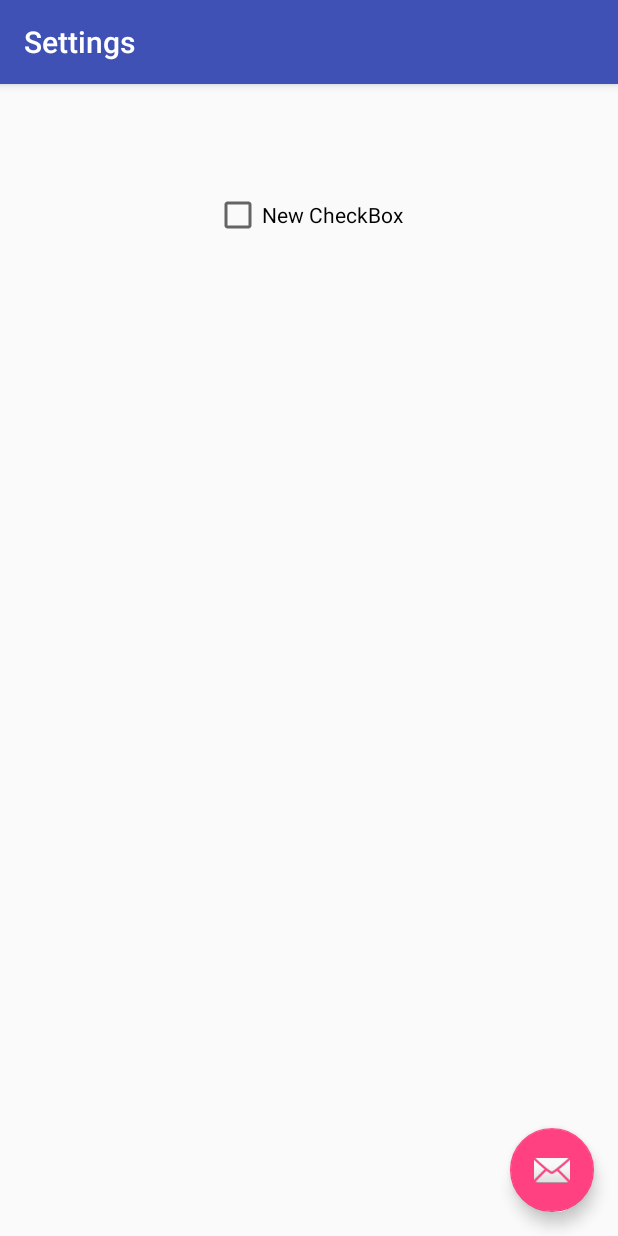
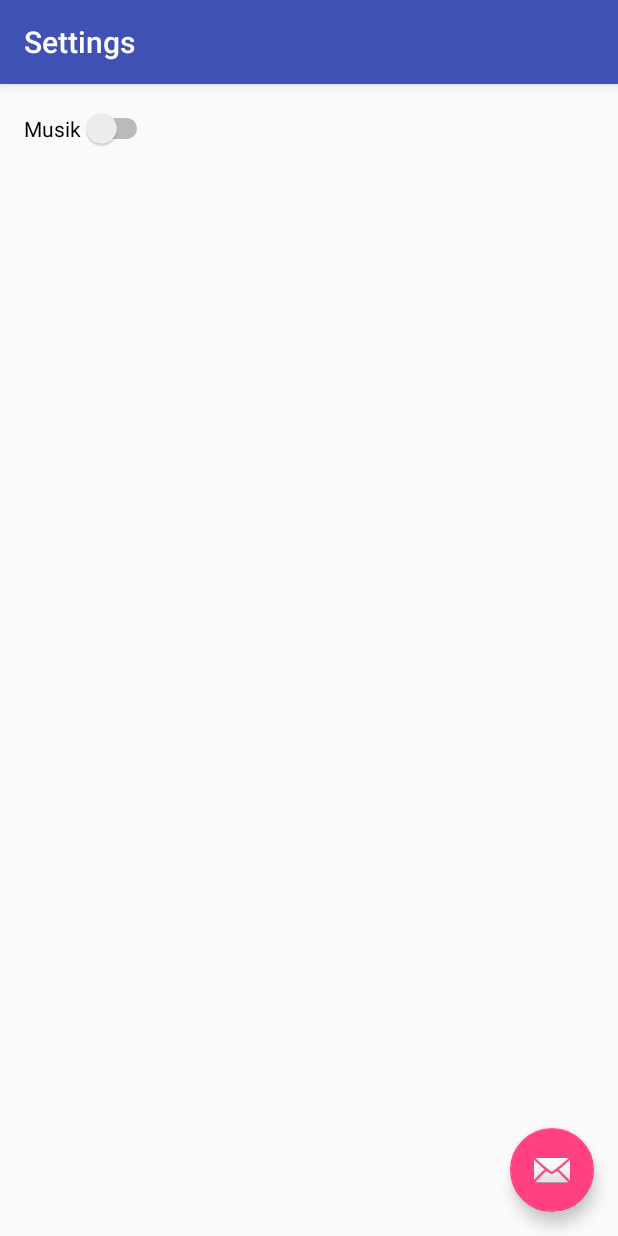
Before and after one commit to dodlaz/Mimic, an Android app: the screen it shows after launch (SettingsActivity), after a tap on "SETTINGS", on a phone screen of 412 x 824 dp. Run offline under Robolectric (Android 15) with nearby library versions, the phone set to English and light mode, and no system bars.

Commit message:
Settings v0.1

```diff
--- a/app/src/main/java/com/example/dodlaz/mimic/MainActivity.java
+++ b/app/src/main/java/com/example/dodlaz/mimic/MainActivity.java
@@ -8,6 +8,7 @@ import android.support.v7.app.AppCompatActivity;
 import android.os.Bundle;
 import android.view.View;
 import android.widget.Button;
+import android.widget.Switch;
 import android.widget.TextView;
 
 import org.w3c.dom.Text;
@@ -31,7 +32,7 @@ public class MainActivity extends AppCompatActivity {
             startActivity(new Intent(getApplicationContext(), SettingsActivity.class));
 
             SharedPreferences sp = PreferenceManager.getDefaultSharedPreferences(getApplicationContext());
-            text.setText("Box: " + (sp.getBoolean("b", false) ? "True" : "False"));
+            //text.setText("Box: " + (sp.getBoolean("Music", false) ? "True" : "False"));
         }
     };
 }
--- a/app/src/main/java/com/example/dodlaz/mimic/SettingsActivity.java
+++ b/app/src/main/java/com/example/dodlaz/mimic/SettingsActivity.java
@@ -9,10 +9,12 @@ import android.support.v7.app.AppCompatActivity;
 import android.support.v7.widget.Toolbar;
 import android.view.View;
 import android.widget.CheckBox;
+import android.widget.CompoundButton;
+import android.widget.Switch;
 
 
 public class SettingsActivity extends AppCompatActivity {
-    CheckBox cb;
+    Switch music;
 
 
     @Override
@@ -22,37 +24,48 @@ public class SettingsActivity extends AppCompatActivity {
         Toolbar toolbar = (Toolbar) findViewById(R.id.toolbar);
         setSupportActionBar(toolbar);
 
-        cb = (CheckBox) findViewById(R.id.checkBox);
+        music = (Switch) findViewById(R.id.music_settings);
         loadPrefs();
+        music.setOnCheckedChangeListener(new CompoundButton.OnCheckedChangeListener() {
+            @Override
+            public void onCheckedChanged(CompoundButton buttonView, boolean isChecked) {
+                savePrefs("Music", music.isChecked());
+                String onoff;
+                if(music.isChecked()){
+                    onoff = getApplicationContext().getResources().getString(R.string.on);
+                }else{
+                    onoff = getApplicationContext().getResources().getString(R.string.off);
+                }
+                changeText(music.getText() + ": " + onoff);
+            }
+        });
 
         FloatingActionButton fab = (FloatingActionButton) findViewById(R.id.fab);
         fab.setOnClickListener(new View.OnClickListener() {
             @Override
             public void onClick(View view) {
-                savePrefs("b",cb.isChecked());
                 changeText("HEJ");
             }
         });
+    }
 
 
-    }
-
-    private void changeText(String text){
+    private void changeText(String text) {
         Snackbar.make(findViewById(android.R.id.content), text, Snackbar.LENGTH_LONG)
                 .setAction("Action", null).show();
     }
 
-    private void savePrefs(String key, boolean value){
+    private void savePrefs(String key, boolean value) {
         SharedPreferences sp = PreferenceManager.getDefaultSharedPreferences(this);
         SharedPreferences.Editor edit = sp.edit();
         edit.putBoolean(key, value);
         edit.commit();
     }
 
-    private void loadPrefs(){
+    private void loadPrefs() {
         SharedPreferences sp = PreferenceManager.getDefaultSharedPreferences(this);
-        boolean cbValue = sp.getBoolean("b", false);
-        cb.setChecked(cbValue);
+        boolean cbValue = sp.getBoolean("Music", false);
+        music.setChecked(cbValue);
     }
 
 }
--- a/app/src/main/res/layout/content_settings.xml
+++ b/app/src/main/res/layout/content_settings.xml
@@ -12,12 +12,12 @@
     tools:context="com.example.dodlaz.mimic.SettingsActivity"
     tools:showIn="@layout/activity_settings">
 
-    <CheckBox
+    <Switch
         android:layout_width="wrap_content"
         android:layout_height="wrap_content"
-        android:text="New CheckBox"
-        android:id="@+id/checkBox"
+        android:text="@string/music"
+        android:id="@+id/music_settings"
         android:layout_alignParentTop="true"
-        android:layout_centerHorizontal="true"
-        android:layout_marginTop="55dp" />
+        android:layout_alignParentStart="true" />
+
 </RelativeLayout>
--- a/app/src/main/res/values/strings.xml
+++ b/app/src/main/res/values/strings.xml
@@ -1,4 +1,11 @@
 <resources>
     <string name="app_name">Mimic</string>
     <string name="title_activity_settings">Settings</string>
+
+
+    <string name="on">På</string>
+    <string name="off">Av</string>
+
+
+    <string name="music">Musik</string>
 </resources>
```
